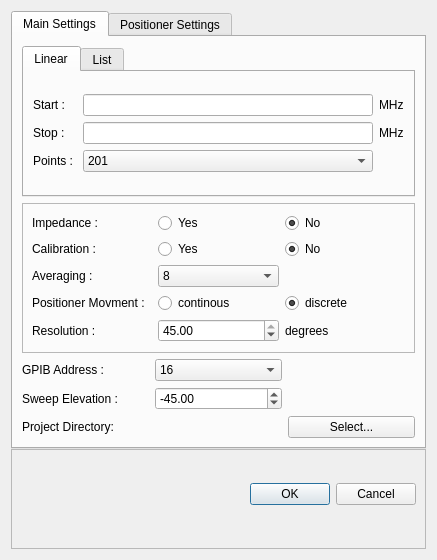
Old version of the form settings_ui.ui in the repository Wireless-Research-Tester/Automated-Wireless-Research-Tester.
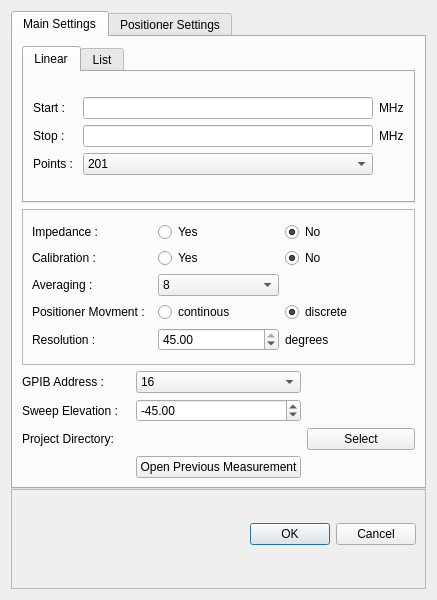
New version of the form.

What changed in the file:
```diff
--- a/settings_ui.ui
+++ b/settings_ui.ui
@@ -7,7 +7,7 @@
     <x>0</x>
     <y>0</y>
     <width>437</width>
-    <height>560</height>
+    <height>600</height>
    </rect>
   </property>
   <property name="minimumSize">
@@ -573,7 +573,14 @@
 		 <item row="2" column="2">
           <widget class="QPushButton" name="dir_Button">
            <property name="text">
-            <string>Select...</string>
+            <string>Select</string>
+           </property>
+          </widget>
+         </item>
+		 <item row="3" column="1">
+          <widget class="QPushButton" name="open_data_Button">
+           <property name="text">
+            <string>Open Previous Measurement</string>
            </property>
           </widget>
          </item>
```
